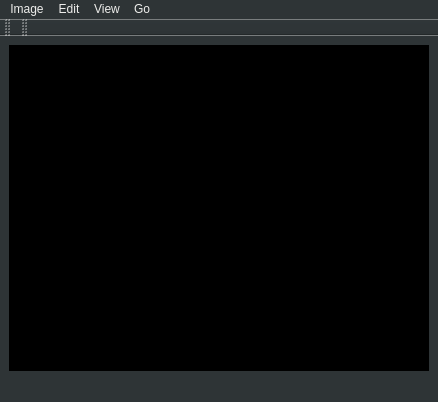
Old version of the form mainwindow.ui in the repository Mithil467/Coreavor.
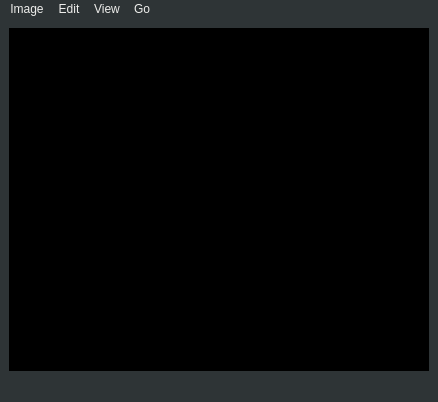
New version of the form.

Commit message: remove toolbar

```diff
--- a/mainwindow.ui
+++ b/mainwindow.ui
@@ -82,28 +82,6 @@
    <addaction name="menuGo"/>
   </widget>
   <widget class="QStatusBar" name="statusbar"/>
-  <widget class="QToolBar" name="toolBar">
-   <property name="windowTitle">
-    <string>toolBar</string>
-   </property>
-   <attribute name="toolBarArea">
-    <enum>TopToolBarArea</enum>
-   </attribute>
-   <attribute name="toolBarBreak">
-    <bool>false</bool>
-   </attribute>
-  </widget>
-  <widget class="QToolBar" name="toolBar_2">
-   <property name="windowTitle">
-    <string>toolBar_2</string>
-   </property>
-   <attribute name="toolBarArea">
-    <enum>TopToolBarArea</enum>
-   </attribute>
-   <attribute name="toolBarBreak">
-    <bool>false</bool>
-   </attribute>
-  </widget>
   <action name="actionOpen">
    <property name="text">
     <string>Open</string>
```
The commit also changes 1 other file.
